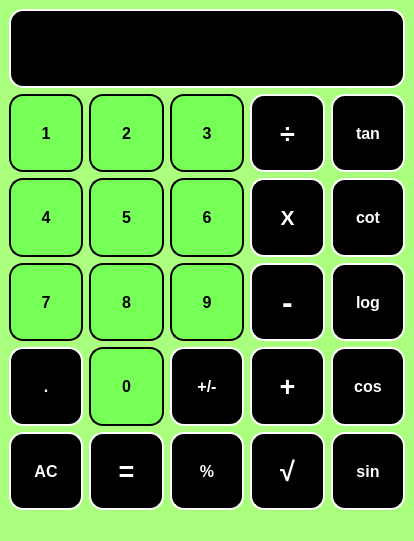
Qt form Homework-17/main_window.ui (SobhanSaeedi7/Python-Course-Assaignments) before a commit.
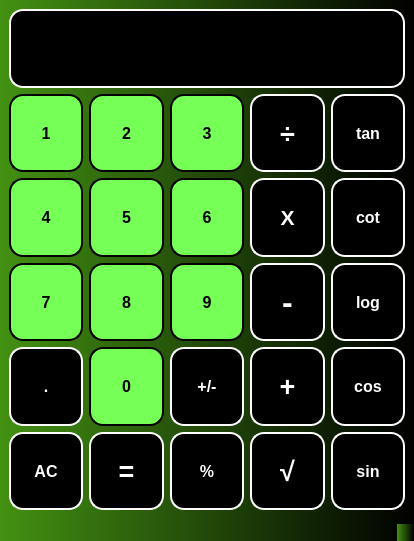
The same form after that commit.

Patch:
```diff
--- a/Homework-17/main_window.ui
+++ b/Homework-17/main_window.ui
@@ -23,7 +23,7 @@
    <bool>false</bool>
   </property>
   <property name="styleSheet">
-   <string notr="true">background-color:rgb(170, 255, 127);
+   <string notr="true">background-color: qlineargradient(spread:pad, x1:0, y1:0, x2:1, y2:0, stop:0 rgba(67, 145, 18, 255), stop:1 rgba(0, 0, 0, 255));
 </string>
   </property>
   <property name="documentMode">
```
